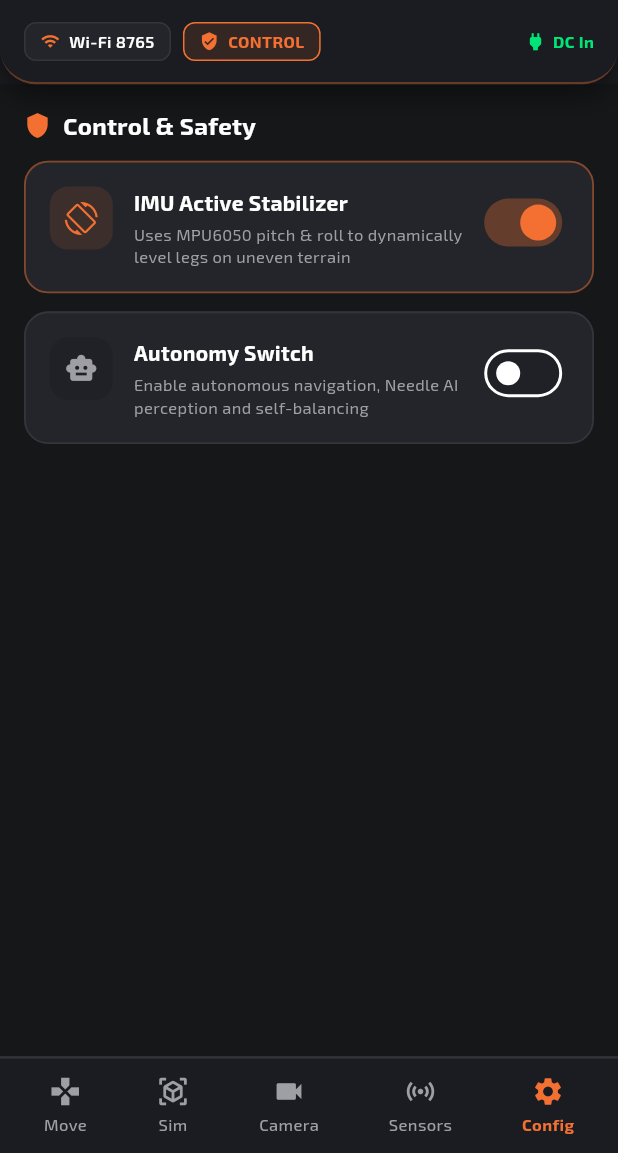
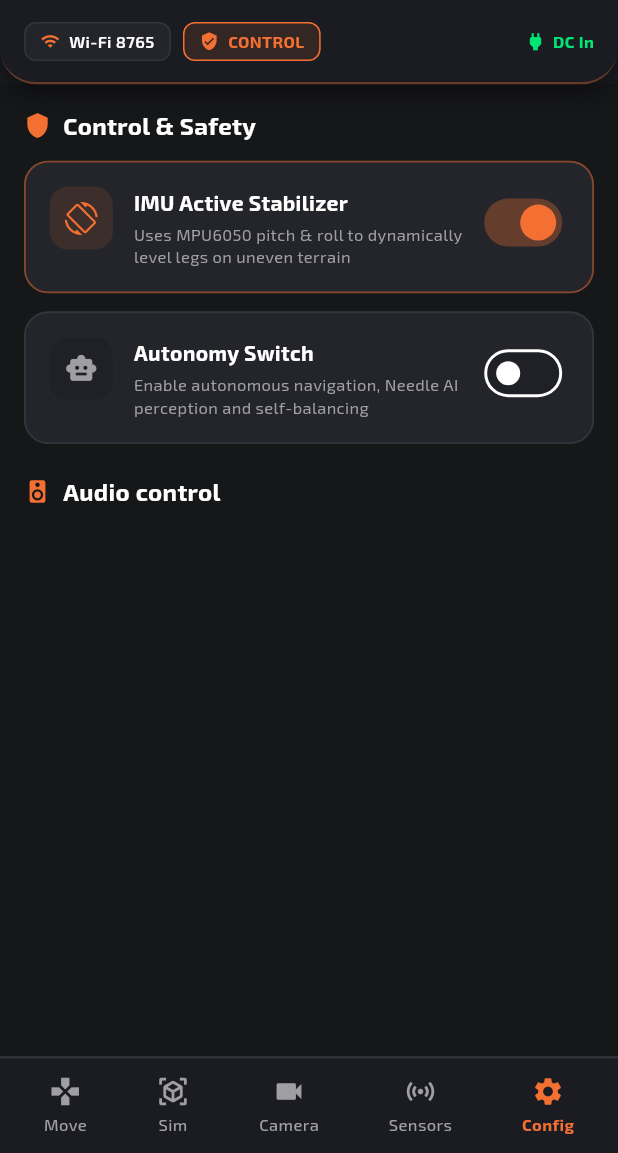
Before and after one commit to SolarFlare6/MachineMake, a Flutter app: the QuadrupedDashboardScreen screen opened directly with empty values, item 5 of the bottom bar chosen, on a phone screen of 412 x 824 dp, the part 83-1236 px from its top. Run offline on Flutter 3.47's test engine with Material 3 defaults, Android fonts, the phone set to English and light mode, and no system bars; our stand-ins replace flutter_blue_plus, flutter_local_notifications, flutter_svg, google_fonts, multicast_dns, permission_handler and 3 more; missing offline and left inert: dartssh2, mobile_scanner, xterm; accounts and stored records are empty.

Commit message:
removed bad implementation

```diff
--- a/lib/screens/robot/robot_config_tab.dart
+++ b/lib/screens/robot/robot_config_tab.dart
@@ -31,6 +31,8 @@ class _RobotConfigTabState extends State<RobotConfigTab> {
       child: Column(
         crossAxisAlignment: CrossAxisAlignment.stretch,
         children: [
+
+
           Row(
             children: [
               const Icon(Icons.shield, color: AppTheme.primaryOrange, size: 18),
@@ -48,7 +50,9 @@ class _RobotConfigTabState extends State<RobotConfigTab> {
               ),
             ],
           ),
+
           const SizedBox(height: 12),
+
           _buildSwitchCard(
             title: 'IMU Active Stabilizer',
             subtitle: 'Uses MPU6050 pitch & roll to dynamically level legs on uneven terrain',
@@ -59,7 +63,9 @@ class _RobotConfigTabState extends State<RobotConfigTab> {
               widget.onParamChanged('active_stabilizer', val);
             },
           ),
+
           const SizedBox(height: 12),
+
           _buildSwitchCard(
             title: 'Autonomy Switch',
             subtitle: 'Enable autonomous navigation, Needle AI perception and self-balancing',
@@ -70,8 +76,37 @@ class _RobotConfigTabState extends State<RobotConfigTab> {
               widget.onParamChanged('autonomy_enabled', val);
             },
           ),
-          const SizedBox(height: 24),
-        ],
+
+          const SizedBox(height: 20),
+
+          // audio section title
+          Row(
+            children: [
+              const Icon(Icons.speaker, color: AppTheme.primaryOrange, size: 18),
+              const SizedBox(width: 8),
+              Expanded(
+                child: Text(
+                  'Audio control',
+                  style: GoogleFonts.exo2(
+                    color: Colors.white,
+                    fontWeight: FontWeight.bold,
+                    fontSize: 16,
+                  ),
+                  overflow: TextOverflow.ellipsis,
+                ),
+              ),
+            ],
+          ),
+
+          // spacer
+          const SizedBox(height: 12,),
+
+          // audio widgets here
+
+
+          // this is the end of the audio widgets section
+
+        ], // end of the children in the screen
       ),
     );
   }
```
Also changed, not shown: lib/screens/robot/robot_sensors_tab.dart (+0 -11 lines).
